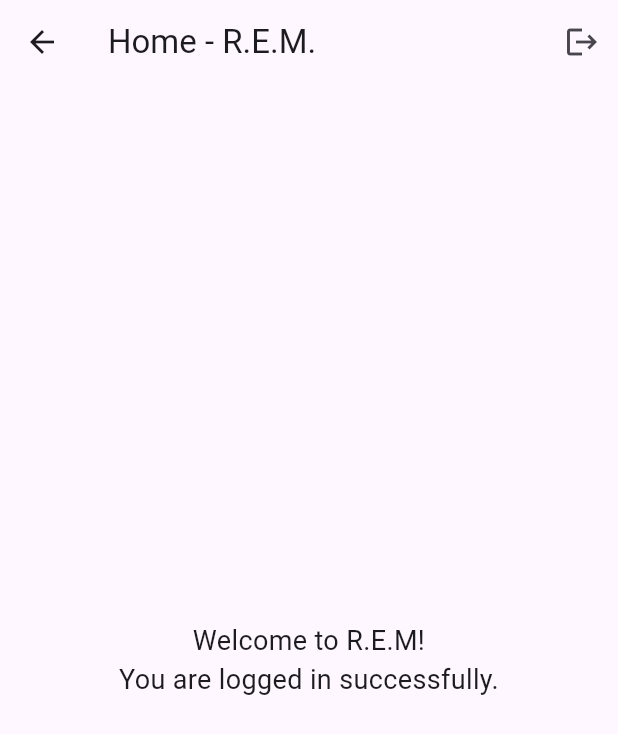
After one commit to Cpos64/R.E.M., a Flutter app: the HomeScreen screen opened by its route, on a phone screen of 412 x 824 dp. The commit adds this screen. Shown: the top 734 px of the screen. Run offline on Flutter 3.47's test engine with Material 3 defaults, Android fonts, the light colour scheme and no system bars; our stand-ins replace firebase_auth, firebase_core; accounts and stored records are empty; generated files the repository leaves out were written again; network calls fail.

Commit message:
added home screen after successful login

```diff
--- a/lib/auth_screen.dart
+++ b/lib/auth_screen.dart
@@ -25,6 +25,10 @@ class _AuthScreenState extends State<AuthScreen> {
           password: _passwordController.text.trim(),
         );
       }
+
+      // ✅ Navigate to Home Screen on successful login/signup
+      Navigator.of(context).pushReplacementNamed('/home');
+
     } catch (e) {
       ScaffoldMessenger.of(context).showSnackBar(
         SnackBar(content: Text(e.toString())),
--- /dev/null
+++ b/lib/home_screen.dart
@@ -0,0 +1,31 @@
+import 'package:flutter/material.dart';
+import 'package:firebase_auth/firebase_auth.dart';
+
+class HomeScreen extends StatelessWidget {
+  final FirebaseAuth _auth = FirebaseAuth.instance;
+
+  @override
+  Widget build(BuildContext context) {
+    return Scaffold(
+      appBar: AppBar(
+        title: Text('Home - R.E.M.'),
+        actions: [
+          IconButton(
+            icon: Icon(Icons.logout),
+            onPressed: () async {
+              await _auth.signOut();
+              Navigator.of(context).pushReplacementNamed('/auth');
+            },
+          ),
+        ],
+      ),
+      body: Center(
+        child: Text(
+          'Welcome to R.E.M!\nYou are logged in successfully.',
+          textAlign: TextAlign.center,
+          style: TextStyle(fontSize: 18),
+        ),
+      ),
+    );
+  }
+}
```
Also changed, not shown: lib/main.dart (+7 -2 lines).
